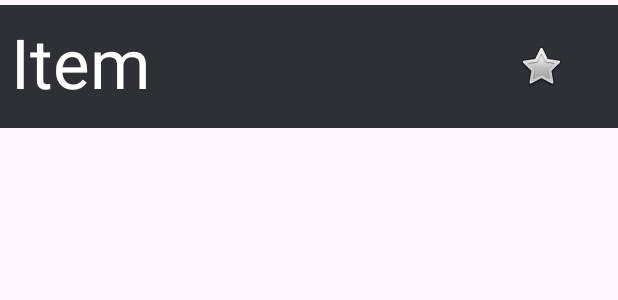
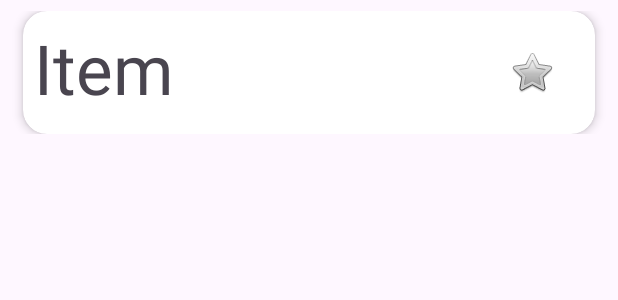
Before and after one commit to IbaiS94/Acciones500, an Android app: the layout recycler.xml on its own in the app's theme, with its tools: preview values and no code run, on a phone screen of 412 x 824 dp. Shown: the top 300 px of the screen. Run offline under Robolectric (Android 15) with nearby library versions, the phone set to English and light mode, and no system bars.

Commit message:
Mejorada la estetica del recyclerview

```diff
--- a/app/src/main/java/com/example/app/MainActivity.java
+++ b/app/src/main/java/com/example/app/MainActivity.java
@@ -92,7 +92,6 @@ public class MainActivity extends AppCompatActivity {
         pedirPermisoNotificaciones();
         noti();
         restoreTheme();
-
     }
     private void restoreTheme() {
         SharedPreferences preferences = getSharedPreferences(PREFS_NAME, MODE_PRIVATE);
--- a/app/src/main/res/layout/recycler.xml
+++ b/app/src/main/res/layout/recycler.xml
@@ -6,36 +6,48 @@
     android:layout_height="wrap_content"
     android:orientation="horizontal"
     android:padding="7dp"
-    android:layout_marginVertical="3dp"
+    >
+
+    <androidx.cardview.widget.CardView
+        xmlns:android="http://schemas.android.com/apk/res/android"
+        xmlns:card_view="http://schemas.android.com/apk/res-auto"
+        android:layout_width="match_parent"
+        android:layout_height="wrap_content"
+        android:layout_margin="8dp"
+        card_view:cardCornerRadius="16dp"
+        card_view:cardElevation="4dp"
         android:background="@color/material_dynamic_neutral20"
         >
 
+        <androidx.constraintlayout.widget.ConstraintLayout
+            android:layout_width="match_parent"
+            android:layout_height="wrap_content"
+            android:padding="7dp">
+
             <TextView
                 android:id="@+id/tvItem"
-        style="@android:style/Widget.DeviceDefault.Light.TextView"
-        android:layout_width="296dp"
+                android:layout_width="0dp"
                 android:layout_height="67dp"
                 android:ellipsize="none"
                 android:text="Item"
-        android:textColor="@android:color/white"
                 android:textSize="46sp"
                 app:layout_constraintBottom_toBottomOf="parent"
                 app:layout_constraintEnd_toStartOf="@+id/fav_bot"
-        app:layout_constraintHorizontal_bias="0.0"
                 app:layout_constraintStart_toStartOf="parent"
-        app:layout_constraintTop_toTopOf="parent"
-        app:layout_constraintVertical_bias="0.0" />
+                app:layout_constraintTop_toTopOf="parent" />
 
             <ImageButton
                 android:id="@+id/fav_bot"
                 android:layout_width="69dp"
                 android:layout_height="58dp"
                 android:layout_marginTop="4dp"
-        android:background="#00000000"
+                android:background="@android:color/transparent"
                 app:layout_constraintEnd_toEndOf="parent"
-        app:layout_constraintHorizontal_bias="0.972"
-        app:layout_constraintStart_toStartOf="parent"
                 app:layout_constraintTop_toTopOf="parent"
                 app:srcCompat="@android:drawable/btn_star_big_off" />
 
         </androidx.constraintlayout.widget.ConstraintLayout>
+    </androidx.cardview.widget.CardView>
+
+
+</androidx.constraintlayout.widget.ConstraintLayout>
```
Lines whose indentation alone changed are shown as unchanged.
